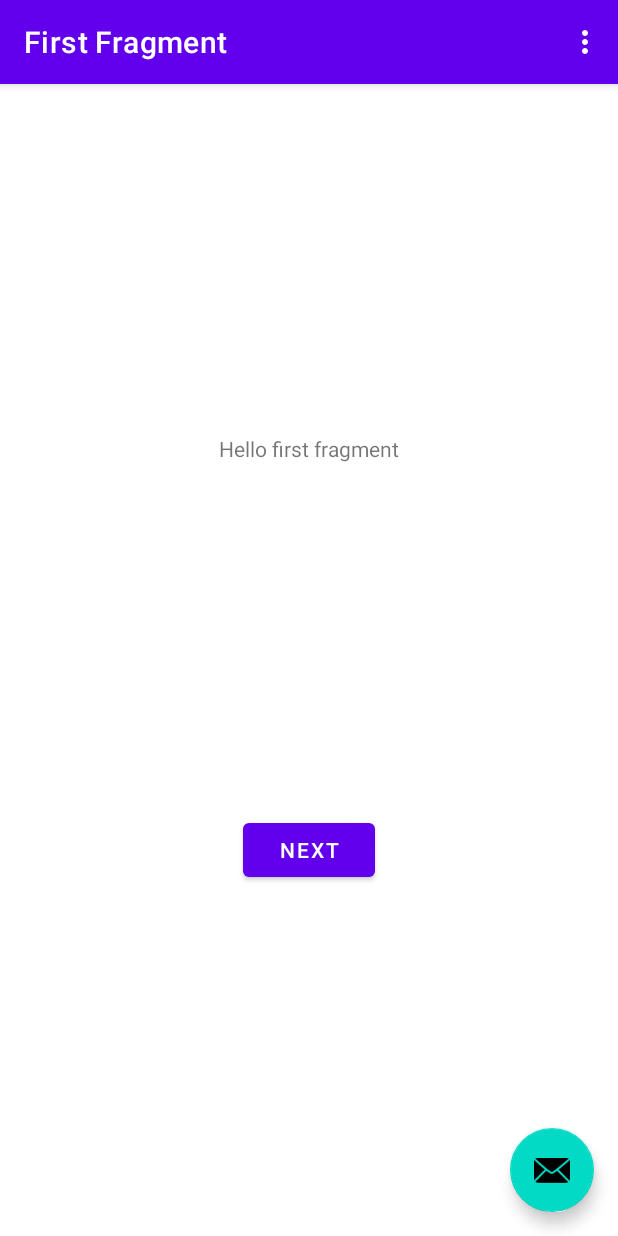
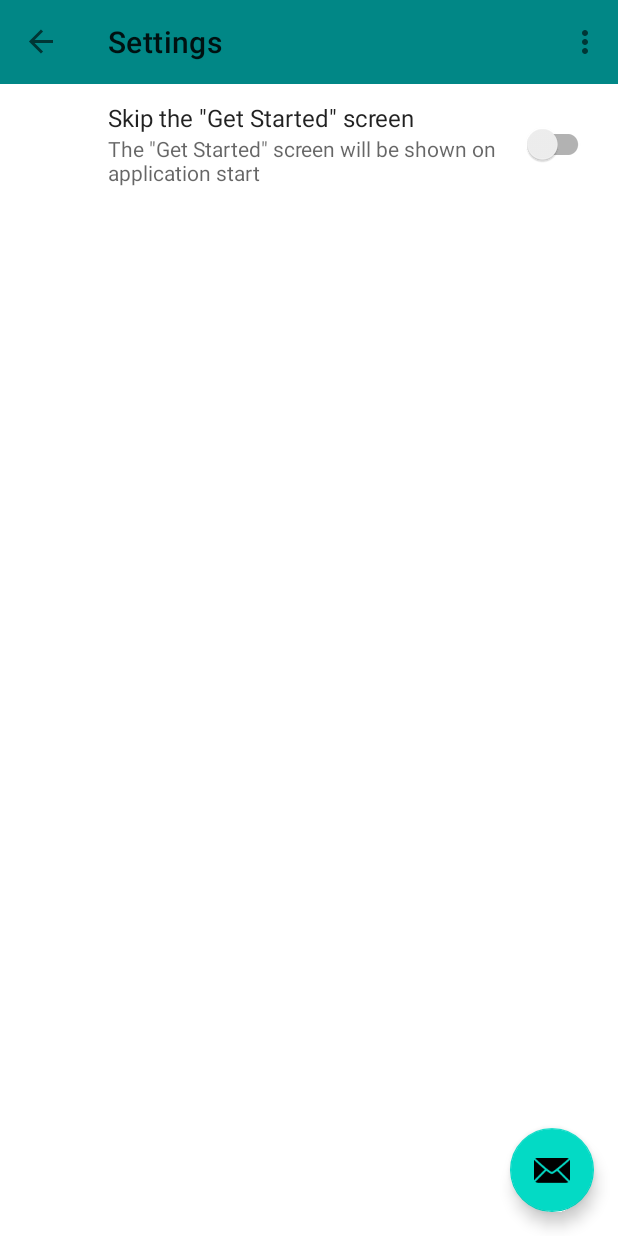
Before and after one commit to egelon/AudiobookCanvas, an Android app: the screen it shows after launch (MainActivity), in the options menu, after a tap on "Settings", on a phone screen of 412 x 824 dp. Run offline under Robolectric (Android 15) with nearby library versions, the light colour scheme and no system bars; our stand-ins replace androidx.preference, navigation-ui.

Commit message:
Added settings page with a single toggle to skip the get started screen. The toggle doesn't work yet

```diff
--- a/app/build.gradle
+++ b/app/build.gradle
@@ -38,6 +38,7 @@ dependencies {
     implementation 'androidx.constraintlayout:constraintlayout:2.1.3'
     implementation 'androidx.navigation:navigation-fragment:2.4.1'
     implementation 'androidx.navigation:navigation-ui:2.4.1'
+    implementation 'androidx.preference:preference:1.2.0'
     testImplementation 'junit:junit:4.13.2'
     androidTestImplementation 'androidx.test.ext:junit:1.1.3'
     androidTestImplementation 'androidx.test.espresso:espresso-core:3.4.0'
--- a/app/src/main/java/com/example/audiobookcanvas/MainActivity.java
+++ b/app/src/main/java/com/example/audiobookcanvas/MainActivity.java
@@ -57,14 +57,18 @@ public class MainActivity extends AppCompatActivity {
         // Handle action bar item clicks here. The action bar will
         // automatically handle clicks on the Home/Up button, so long
         // as you specify a parent activity in AndroidManifest.xml.
-        int id = item.getItemId();
+        int optionItemID = item.getItemId();
 
-        //noinspection SimplifiableIfStatement
-        if (id == R.id.action_settings) {
-            return true;
+        switch (optionItemID) {
+            case R.id.action_settings:
+                NavController navController = Navigation.findNavController(this, R.id.nav_host_fragment_content_main);
+                navController.navigate(R.id.SettingsFragment);
+                return true;
+            case R.id.action_about:
+                //TODO:
+            default:
+                return super.onOptionsItemSelected(item);
         }
-
-        return super.onOptionsItemSelected(item);
     }
 
     @Override
--- /dev/null
+++ b/app/src/main/java/com/example/audiobookcanvas/SettingsFragment.java
@@ -0,0 +1,35 @@
+package com.example.audiobookcanvas;
+
+import android.content.SharedPreferences;
+import android.os.Bundle;
+
+import androidx.preference.PreferenceFragmentCompat;
+import androidx.preference.PreferenceManager;
+
+public class SettingsFragment extends PreferenceFragmentCompat
+{
+
+    @Override
+    public void onCreatePreferences(Bundle savedInstanceState, String rootKey)
+    {
+        //read the shared preferences xml file and map it to whatever keys you have in your layout of your settings screen
+        //this sets the values of the Shared Preferences object
+        setPreferencesFromResource(R.xml.root_preferences, rootKey);
+
+        // Get a reference to the Shared Preferences object
+        SharedPreferences sharedPreferences = PreferenceManager.getDefaultSharedPreferences(getContext());
+
+        //we now have a reference to the Shared Preferences object
+        //read the value of the skipGetStarted switch from it
+        boolean switchValue = sharedPreferences.getBoolean("skipGetStarted", false);
+
+        // Use the switch value in your code
+        if (switchValue) {
+            // Enable a feature
+        } else {
+            // Disable a feature
+        }
+    }
+
+    //if you want to read the values of your settings toggles real time, and react to them, you need to make separate event handlers for each settings object
+}
--- a/app/src/main/res/layout/activity_main.xml
+++ b/app/src/main/res/layout/activity_main.xml
@@ -7,16 +7,10 @@
     tools:context=".MainActivity">
 
     <com.google.android.material.appbar.AppBarLayout
+        android:id="@+id/appBarLayout"
         android:layout_width="match_parent"
         android:layout_height="wrap_content"
         android:theme="@style/Theme.AudiobookCanvas.AppBarOverlay">
-
-        <androidx.appcompat.widget.Toolbar
-            android:id="@+id/toolbar"
-            android:layout_width="match_parent"
-            android:layout_height="?attr/actionBarSize"
-            android:background="?attr/colorPrimary"
-            app:popupTheme="@style/Theme.AudiobookCanvas.PopupOverlay" />
 
     </com.google.android.material.appbar.AppBarLayout>
 
@@ -31,4 +25,13 @@
         android:layout_marginBottom="16dp"
         app:srcCompat="@android:drawable/ic_dialog_email" />
 
+    <androidx.appcompat.widget.Toolbar
+        android:id="@+id/toolbar"
+        android:layout_width="match_parent"
+        android:layout_height="?attr/actionBarSize"
+        android:background="@color/teal_700"
+        app:layout_anchor="@+id/appBarLayout"
+        app:layout_anchorGravity="center"
+        app:popupTheme="@style/Theme.AudiobookCanvas.PopupOverlay" />
+
 </androidx.coordinatorlayout.widget.CoordinatorLayout>
--- a/app/src/main/res/menu/menu_main.xml
+++ b/app/src/main/res/menu/menu_main.xml
@@ -7,4 +7,9 @@
         android:orderInCategory="100"
         android:title="@string/action_settings"
         app:showAsAction="never" />
+    <item
+        android:id="@+id/action_about"
+        android:orderInCategory="101"
+        android:title="@string/action_about"
+        app:showAsAction="never" />
 </menu>
--- a/app/src/main/res/navigation/nav_graph.xml
+++ b/app/src/main/res/navigation/nav_graph.xml
@@ -25,4 +25,8 @@
             android:id="@+id/action_SecondFragment_to_FirstFragment"
             app:destination="@id/FirstFragment" />
     </fragment>
+    <fragment
+        android:id="@+id/SettingsFragment"
+        android:name="com.example.audiobookcanvas.SettingsFragment"
+        android:label="@string/settings_fragment_label" />
 </navigation>
--- /dev/null
+++ b/app/src/main/res/values/arrays.xml
@@ -0,0 +1,12 @@
+<resources>
+    <!-- Reply Preference -->
+    <string-array name="reply_entries">
+        <item>Reply</item>
+        <item>Reply to all</item>
+    </string-array>
+
+    <string-array name="reply_values">
+        <item>reply</item>
+        <item>reply_all</item>
+    </string-array>
+</resources>
--- a/app/src/main/res/values/strings.xml
+++ b/app/src/main/res/values/strings.xml
@@ -1,12 +1,26 @@
 <resources>
     <string name="app_name">Audiobook Canvas</string>
     <string name="action_settings">Settings</string>
+    <string name="action_about">About</string>
     <!-- Strings used for fragments for navigation -->
     <string name="first_fragment_label">First Fragment</string>
     <string name="second_fragment_label">Second Fragment</string>
+    <string name="settings_fragment_label">Settings</string>
+
     <string name="next">Next</string>
     <string name="previous">Previous</string>
 
     <string name="hello_first_fragment">Hello first fragment</string>
     <string name="hello_second_fragment">Hello second fragment. Arg: %1$s</string>
+
+
+    <!-- Preference Titles -->
+    <string name="app_preferences_header">App preferences</string>
+
+    <!-- Application Preferences -->
+    <string name="skip_get_started_title">Skip the \"Get Started\" screen</string>
+    <string name="skip_get_started_summary_off">The \"Get Started\" screen will be shown on application start</string>
+    <string name="skip_get_started_summary_on">The \"Select File\" screen will be shown on application start</string>
+    <string name="skip_get_started_summary">Toggles whether the \"Get Started\" screen will be shown on application start</string>
+
 </resources>
--- /dev/null
+++ b/app/src/main/res/xml/root_preferences.xml
@@ -0,0 +1,15 @@
+<PreferenceScreen xmlns:app="http://schemas.android.com/apk/res-auto">
+
+    <PreferenceCategory app:title="@string/app_preferences_header">
+
+        <SwitchPreferenceCompat
+            app:key="skipGetStarted"
+            app:persistent="true"
+            app:summary="@string/skip_get_started_summary"
+            app:summaryOff="@string/skip_get_started_summary_off"
+            app:summaryOn="@string/skip_get_started_summary_on"
+            app:title="@string/skip_get_started_title" />
+
+    </PreferenceCategory>
+
+</PreferenceScreen>
```
